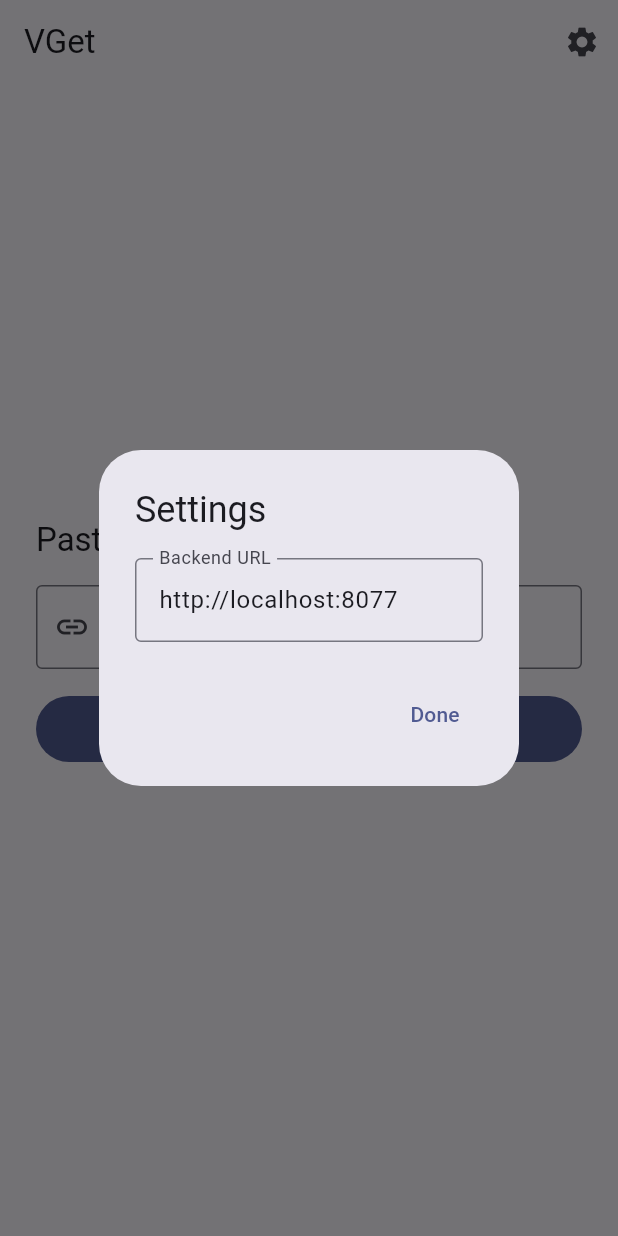
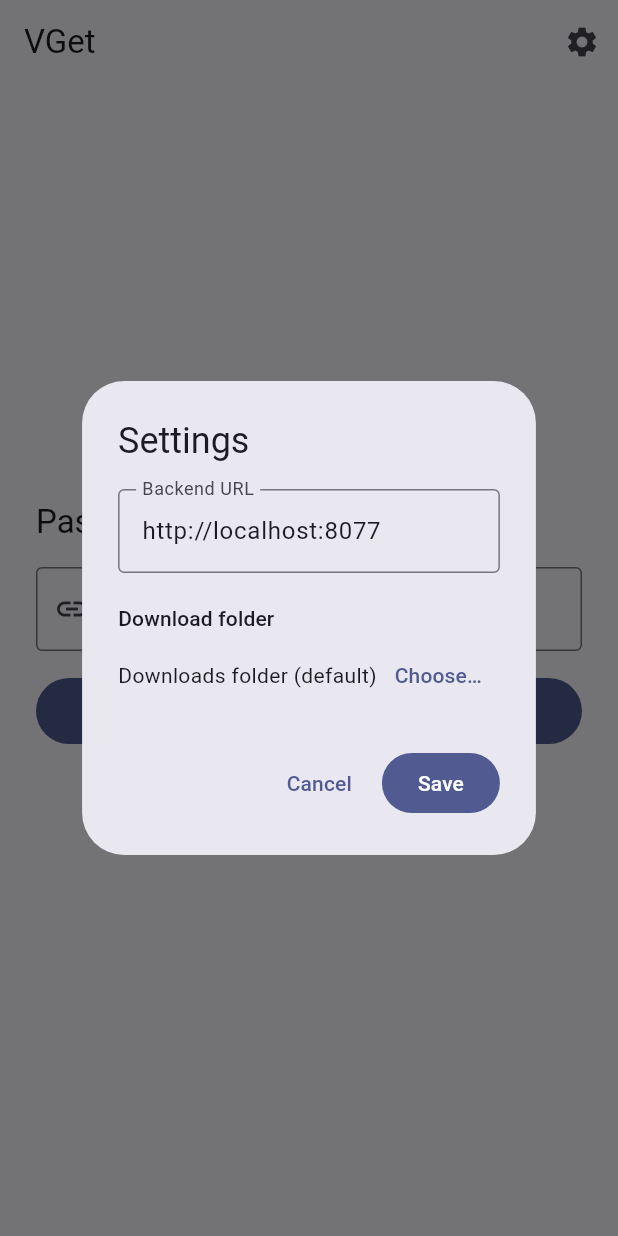
Before and after one commit to gschwim/VGet, a Flutter app: the screen it shows after launch, after a tap on the "settings" icon, on a phone screen of 412 x 824 dp. Run offline on Flutter 3.47's test engine with Material 3 defaults, Android fonts, the phone set to English and light mode, and no system bars; our stand-ins replace shared_preferences; missing offline and left inert: file_selector.

Commit message:
macOS: disable sandbox + add download-folder setting
- Disable app-sandbox on macOS so the client can save to the real
  ~/Downloads (sandbox was blocking the file write after a successful
  server-side download).
- Add a persisted "Download folder" setting (shared_preferences) with a
  native folder picker (file_selector); defaults to the OS Downloads folder.
- Saver honors the configured directory; web build unaffected.

Co-Authored-By: Claude Opus 4.8 <noreply@anthropic.com>

```diff
--- a/app/lib/main.dart
+++ b/app/lib/main.dart
@@ -1,7 +1,9 @@
 import 'dart:async';
 
+import 'package:file_selector/file_selector.dart';
 import 'package:flutter/foundation.dart' show kIsWeb;
 import 'package:flutter/material.dart';
+import 'package:shared_preferences/shared_preferences.dart';
 
 import 'api.dart';
 import 'saver.dart';
@@ -10,6 +12,8 @@ void main() => runApp(const VGetApp());
 
 /// Default backend URL. Override in the UI (Settings) at runtime.
 const _defaultBackend = 'http://localhost:8077';
+const _prefBackend = 'backendUrl';
+const _prefDownloadDir = 'downloadDir';
 
 class VGetApp extends StatelessWidget {
   const VGetApp({super.key});
@@ -36,8 +40,10 @@ class HomePage extends StatefulWidget {
 
 class _HomePageState extends State<HomePage> {
   final _urlCtrl = TextEditingController();
-  final _backendCtrl = TextEditingController(text: _defaultBackend);
-  late ApiClient _api = ApiClient(_defaultBackend);
+
+  String _backendUrl = _defaultBackend;
+  String? _downloadDir; // null => OS Downloads folder
+  late ApiClient _api = ApiClient(_backendUrl);
 
   Timer? _poll;
   JobStatus? _job;
@@ -45,10 +51,41 @@ class _HomePageState extends State<HomePage> {
   String? _message;
 
   @override
+  void initState() {
+    super.initState();
+    _loadSettings();
+  }
+
+  Future<void> _loadSettings() async {
+    final prefs = await SharedPreferences.getInstance();
+    setState(() {
+      _backendUrl = prefs.getString(_prefBackend) ?? _defaultBackend;
+      _downloadDir = prefs.getString(_prefDownloadDir);
+      _api = ApiClient(_backendUrl);
+    });
+  }
+
+  Future<void> _saveSettings(String backendUrl, String? downloadDir) async {
+    final prefs = await SharedPreferences.getInstance();
+    await prefs.setString(_prefBackend, backendUrl);
+    if (downloadDir == null || downloadDir.isEmpty) {
+      await prefs.remove(_prefDownloadDir);
+    } else {
+      await prefs.setString(_prefDownloadDir, downloadDir);
+    }
+    setState(() {
+      _backendUrl = backendUrl;
+      _downloadDir = (downloadDir == null || downloadDir.isEmpty)
+          ? null
+          : downloadDir;
+      _api = ApiClient(_backendUrl);
+    });
+  }
+
+  @override
   void dispose() {
     _poll?.cancel();
     _urlCtrl.dispose();
-    _backendCtrl.dispose();
     super.dispose();
   }
 
@@ -60,7 +97,6 @@ class _HomePageState extends State<HomePage> {
       _busy = true;
       _job = null;
       _message = null;
-      _api = ApiClient(_backendCtrl.text.trim());
     });
 
     try {
@@ -98,7 +134,7 @@ class _HomePageState extends State<HomePage> {
 
   Future<void> _onFinished(JobStatus job) async {
     try {
-      final where = await saveResult(_api, job);
+      final where = await saveResult(_api, job, downloadDir: _downloadDir);
       setState(() {
         _busy = false;
         _message = kIsWeb ? where : 'Saved to: $where';
@@ -160,6 +196,14 @@ class _HomePageState extends State<HomePage> {
                     child: Text(_busy ? 'Working…' : 'Download'),
                   ),
                 ),
+                if (!kIsWeb) ...[
+                  const SizedBox(height: 8),
+                  Text(
+                    'Saving to: ${_downloadDir ?? 'Downloads folder'}',
+                    style: Theme.of(context).textTheme.bodySmall,
+                    textAlign: TextAlign.center,
+                  ),
+                ],
                 const SizedBox(height: 24),
                 if (job != null) ...[
                   LinearProgressIndicator(
@@ -174,14 +218,16 @@ class _HomePageState extends State<HomePage> {
                 if (_message != null) ...[
                   const SizedBox(height: 16),
                   Card(
-                    color: _message!.startsWith('Error')
+                    color: _message!.startsWith('Error') ||
+                            _message!.startsWith('Saved on server')
                         ? Theme.of(context).colorScheme.errorContainer
                         : Theme.of(context).colorScheme.secondaryContainer,
                     child: Padding(
                       padding: const EdgeInsets.all(12),
                       child: Row(
                         children: [
-                          Icon(_message!.startsWith('Error')
+                          Icon(_message!.startsWith('Error') ||
+                                  _message!.startsWith('Saved on server')
                               ? Icons.error_outline
                               : Icons.check_circle_outline),
                           const SizedBox(width: 8),
@@ -217,25 +263,106 @@ class _HomePageState extends State<HomePage> {
     }
   }
 
-  void _openSettings() {
-    showDialog(
+  Future<void> _openSettings() async {
+    final result = await showDialog<({String backend, String? dir})>(
       context: context,
-      builder: (ctx) => AlertDialog(
+      builder: (ctx) => _SettingsDialog(
+        backendUrl: _backendUrl,
+        downloadDir: _downloadDir,
+      ),
+    );
+    if (result != null) {
+      await _saveSettings(result.backend, result.dir);
+    }
+  }
+}
+
+/// Settings: backend URL + (desktop) download folder picker.
+class _SettingsDialog extends StatefulWidget {
+  final String backendUrl;
+  final String? downloadDir;
+  const _SettingsDialog({required this.backendUrl, this.downloadDir});
+
+  @override
+  State<_SettingsDialog> createState() => _SettingsDialogState();
+}
+
+class _SettingsDialogState extends State<_SettingsDialog> {
+  late final TextEditingController _backendCtrl =
+      TextEditingController(text: widget.backendUrl);
+  String? _dir;
+
+  @override
+  void initState() {
+    super.initState();
+    _dir = widget.downloadDir;
+  }
+
+  @override
+  void dispose() {
+    _backendCtrl.dispose();
+    super.dispose();
+  }
+
+  Future<void> _pickDir() async {
+    final path = await getDirectoryPath();
+    if (path != null) setState(() => _dir = path);
+  }
+
+  @override
+  Widget build(BuildContext context) {
+    return AlertDialog(
       title: const Text('Settings'),
-        content: TextField(
+      content: Column(
+        mainAxisSize: MainAxisSize.min,
+        crossAxisAlignment: CrossAxisAlignment.stretch,
+        children: [
+          TextField(
             controller: _backendCtrl,
             decoration: const InputDecoration(
               labelText: 'Backend URL',
               border: OutlineInputBorder(),
             ),
           ),
-        actions: [
-          TextButton(
-            onPressed: () => Navigator.pop(ctx),
-            child: const Text('Done'),
+          if (!kIsWeb) ...[
+            const SizedBox(height: 20),
+            Text('Download folder',
+                style: Theme.of(context).textTheme.labelLarge),
+            const SizedBox(height: 4),
+            Row(
+              children: [
+                Expanded(
+                  child: Text(
+                    _dir ?? 'Downloads folder (default)',
+                    style: Theme.of(context).textTheme.bodyMedium,
+                    overflow: TextOverflow.ellipsis,
+                  ),
+                ),
+                TextButton(onPressed: _pickDir, child: const Text('Choose…')),
+                if (_dir != null)
+                  IconButton(
+                    tooltip: 'Reset to Downloads',
+                    icon: const Icon(Icons.close),
+                    onPressed: () => setState(() => _dir = null),
                   ),
               ],
             ),
+          ],
+        ],
+      ),
+      actions: [
+        TextButton(
+          onPressed: () => Navigator.pop(context),
+          child: const Text('Cancel'),
+        ),
+        FilledButton(
+          onPressed: () => Navigator.pop(
+            context,
+            (backend: _backendCtrl.text.trim(), dir: _dir),
+          ),
+          child: const Text('Save'),
+        ),
+      ],
     );
   }
 }
--- a/app/lib/saver_web.dart
+++ b/app/lib/saver_web.dart
@@ -2,8 +2,10 @@ import 'package:url_launcher/url_launcher.dart';
 
 import 'api.dart';
 
-/// On web, let the browser handle the download via the file URL.
-Future<String> saveResult(ApiClient api, JobStatus job) async {
+/// On web, let the browser handle the download via the file URL. [downloadDir]
+/// is ignored — the browser controls where downloads land.
+Future<String> saveResult(ApiClient api, JobStatus job,
+    {String? downloadDir}) async {
   await launchUrl(api.fileUri(job.jobId), webOnlyWindowName: '_blank');
   return 'Started download in your browser';
 }
--- a/app/pubspec.yaml
+++ b/app/pubspec.yaml
@@ -37,6 +37,8 @@ dependencies:
   http: ^1.6.0
   path_provider: ^2.1.5
   url_launcher: ^6.3.2
+  shared_preferences: ^2.5.5
+  file_selector: ^1.1.0
 
 dev_dependencies:
   flutter_test:
```
Also changed, not shown: app/lib/saver_io.dart (+16 -8 lines), app/pubspec.lock, 7 other files. Lines whose indentation alone changed are shown as unchanged.
